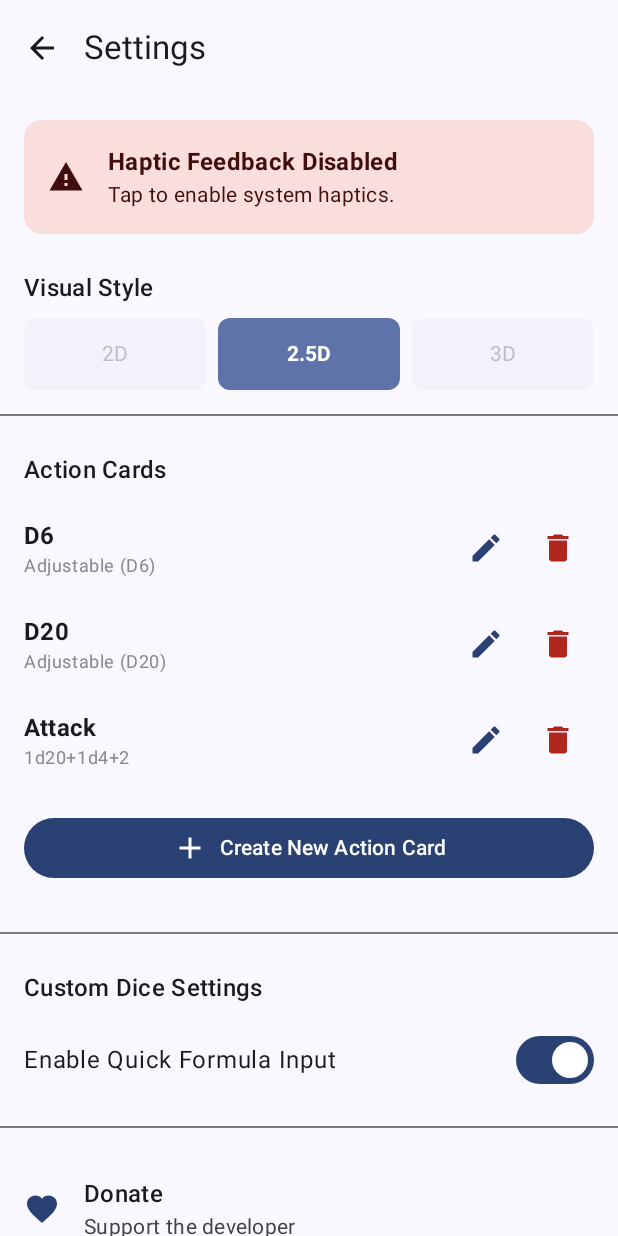
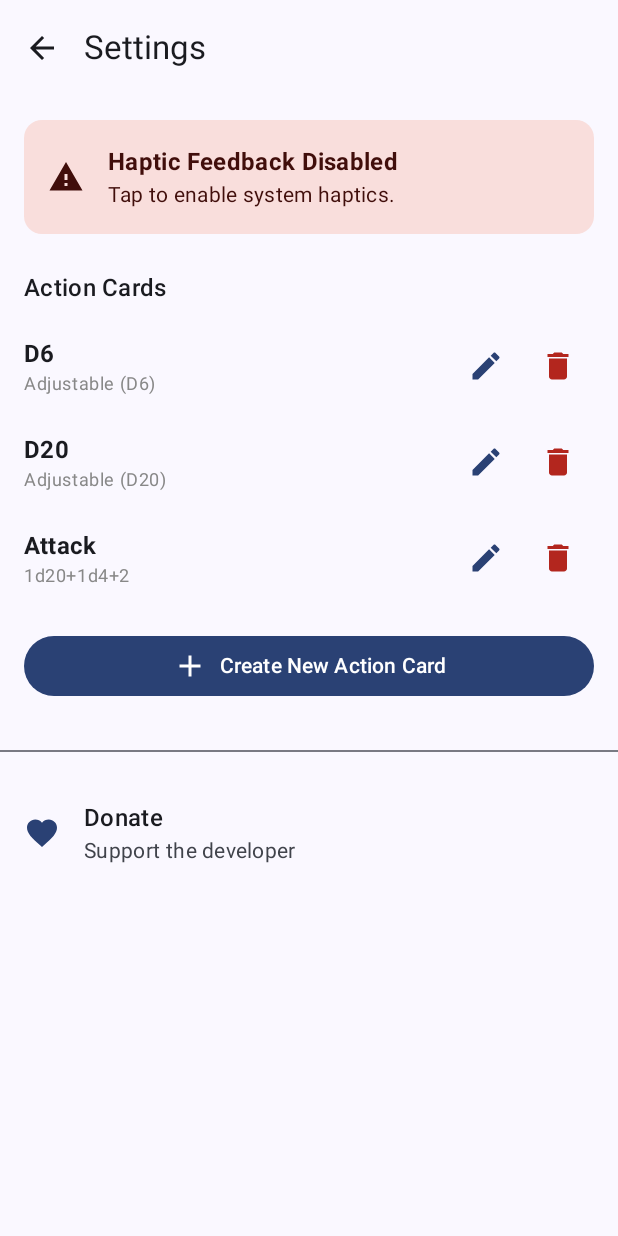
Before and after one commit to CapJunkrat/DiceRoller, an Android app built with Jetpack Compose: the SettingsScreen screen opened through its navigation route, on a phone screen of 412 x 824 dp. Run offline under Robolectric (Android 15) with nearby library versions, the light colour scheme and no system bars; our stand-ins replace AdMob, Room's generated code.

Commit message:
feat(ui): Update setting display

```diff
--- a/app/src/main/java/com/johnz/diceroller/ui/settings/SettingsScreen.kt
+++ b/app/src/main/java/com/johnz/diceroller/ui/settings/SettingsScreen.kt
@@ -46,7 +46,6 @@ fun SettingsScreen(
     viewModel: SettingsViewModel = viewModel()
 ) {
     val isSystemHapticsEnabled by viewModel.isSystemHapticsEnabled.collectAsState()
-    val currentStyle by viewModel.diceStyle.collectAsState()
     val allCards by viewModel.allActionCards.collectAsState()
 
     val context = LocalContext.current
@@ -191,43 +190,6 @@ fun SettingsScreen(
                 }
             }
 
-            // --- Visual Style Section ---
-            Text(
-                text = "Visual Style",
-                style = MaterialTheme.typography.titleMedium,
-                modifier = Modifier.padding(horizontal = 16.dp, vertical = 8.dp)
-            )
-
-            Row(
-                modifier = Modifier
-                    .fillMaxWidth()
-                    .padding(horizontal = 16.dp),
-                horizontalArrangement = Arrangement.spacedBy(8.dp)
-            ) {
-                StyleChip(
-                    label = "2D",
-                    isSelected = currentStyle == DiceStyle.FLAT_2D,
-                    isEnabled = false,
-                    onClick = { viewModel.onDiceStyleChanged(DiceStyle.FLAT_2D) },
-                    modifier = Modifier.weight(1f)
-                )
-                StyleChip(
-                    label = "2.5D",
-                    isSelected = currentStyle == DiceStyle.CARTOON_25D,
-                    onClick = { viewModel.onDiceStyleChanged(DiceStyle.CARTOON_25D) },
-                    modifier = Modifier.weight(1f)
-                )
-                StyleChip(
-                    label = "3D",
-                    isSelected = currentStyle == DiceStyle.REALISTIC_3D,
-                    isEnabled = false,
-                    onClick = { viewModel.onDiceStyleChanged(DiceStyle.REALISTIC_3D) },
-                    modifier = Modifier.weight(1f)
-                )
-            }
-
-            Divider(modifier = Modifier.padding(vertical = 16.dp))
-
             // --- Action Cards Management ---
             Text(
                 text = "Action Cards",
@@ -270,23 +232,6 @@ fun SettingsScreen(
                 Spacer(Modifier.width(8.dp))
                 Text("Create New Action Card")
             }
-
-            Divider(modifier = Modifier.padding(vertical = 16.dp))
-
-            // --- Custom Dice Configuration ---
-            Text(
-                text = "Custom Dice Settings",
-                style = MaterialTheme.typography.titleMedium,
-                modifier = Modifier.padding(horizontal = 16.dp, vertical = 8.dp)
-            )
-
-             DiceVisibilityRow(
-                label = "Enable Quick Formula Input",
-                isVisible = viewModel.isCustomDiceVisible.collectAsState().value,
-                onCheckedChange = { isChecked ->
-                    viewModel.onCustomDiceVisibilityChanged(isChecked)
-                }
-            )
 
             Divider(modifier = Modifier.padding(vertical = 16.dp))
 
@@ -505,65 +450,3 @@ fun ActionCardDialog(
         }
     )
 }
-
-@Composable
-private fun StyleChip(
-    label: String,
-    isSelected: Boolean,
-    isEnabled: Boolean = true,
-    onClick: () -> Unit,
-    modifier: Modifier = Modifier
-) {
-    val backgroundColor = when {
-        !isEnabled -> MaterialTheme.colorScheme.surfaceVariant.copy(alpha = 0.3f)
-        isSelected -> MaterialTheme.colorScheme.primaryContainer
-        else -> MaterialTheme.colorScheme.surfaceVariant
-    }
-    val contentColor = when {
-        !isEnabled -> MaterialTheme.colorScheme.onSurfaceVariant.copy(alpha = 0.3f)
-        isSelected -> MaterialTheme.colorScheme.onPrimaryContainer
-        else -> MaterialTheme.colorScheme.onSurfaceVariant
-    }
-
-    Box(
-        modifier = modifier
-            .height(48.dp)
-            .clip(RoundedCornerShape(8.dp))
-            .background(backgroundColor)
-            .then(if (isEnabled) Modifier.clickable(onClick = onClick) else Modifier),
-        contentAlignment = Alignment.Center
-    ) {
-        Text(
-            text = label,
-            style = MaterialTheme.typography.labelLarge,
-            fontWeight = if (isSelected) FontWeight.Bold else FontWeight.Normal,
-            color = contentColor,
-            textAlign = TextAlign.Center
-        )
-    }
-}
-
-@Composable
-private fun DiceVisibilityRow(
-    label: String,
-    isVisible: Boolean,
-    onCheckedChange: (Boolean) -> Unit
-) {
-    Row(
-        modifier = Modifier
-            .fillMaxWidth()
-            .clickable { onCheckedChange(!isVisible) }
-            .padding(horizontal = 16.dp, vertical = 4.dp),
-        verticalAlignment = Alignment.CenterVertically
-    ) {
-        Text(
-            text = label,
-            style = MaterialTheme.typography.bodyLarge
-        )
-        Spacer(modifier = Modifier.weight(1f))
-        Switch(
-            checked = isVisible,
-            onCheckedChange = onCheckedChange
-        )
-    }
-}
```
